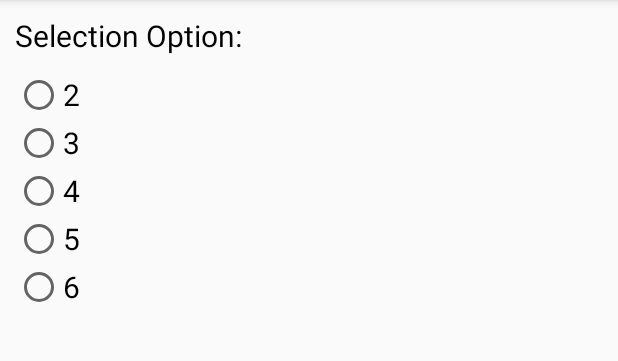
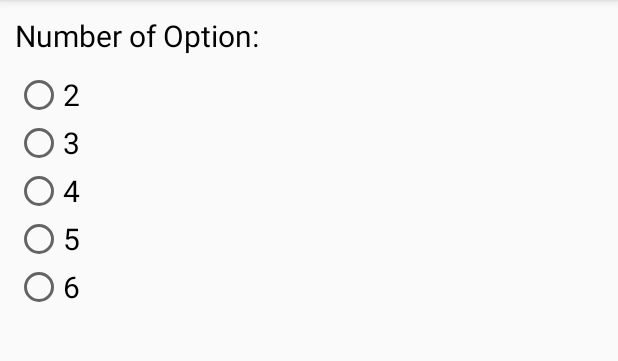
Before and after one commit to wnyao/CP3406-Mobile-Computing, an Android app: the SettingsFragment screen opened directly, with no data from a screen before it, on a phone screen of 412 x 824 dp, the part 84-445 px from its top. Run offline under Robolectric (Android 15) with nearby library versions, the phone set to English and light mode, and no system bars.

Commit message:
Fix Typo
Fix the typo of selection label in settings

```diff
--- a/GuessTheCeleb/app/src/main/res/values/strings.xml
+++ b/GuessTheCeleb/app/src/main/res/values/strings.xml
@@ -1,8 +1,6 @@
 <resources>
     <string name="app_name">GuessTheCeleb</string>
     <string name="action_settings">Settings</string>
-
-    <!-- TODO: Remove or change this placeholder text -->
     <string name="hello_blank_fragment">Hello blank fragment</string>
     <string name="celeb_image">Celeb Image</string>
     <string name="options">Options:</string>
@@ -12,5 +10,5 @@
     <string name="_4">4</string>
     <string name="_5">5</string>
     <string name="_6">6</string>
-    <string name="selection_option_label">Selection Option:</string>
+    <string name="selection_option_label">Number of Option:</string>
 </resources>
```
